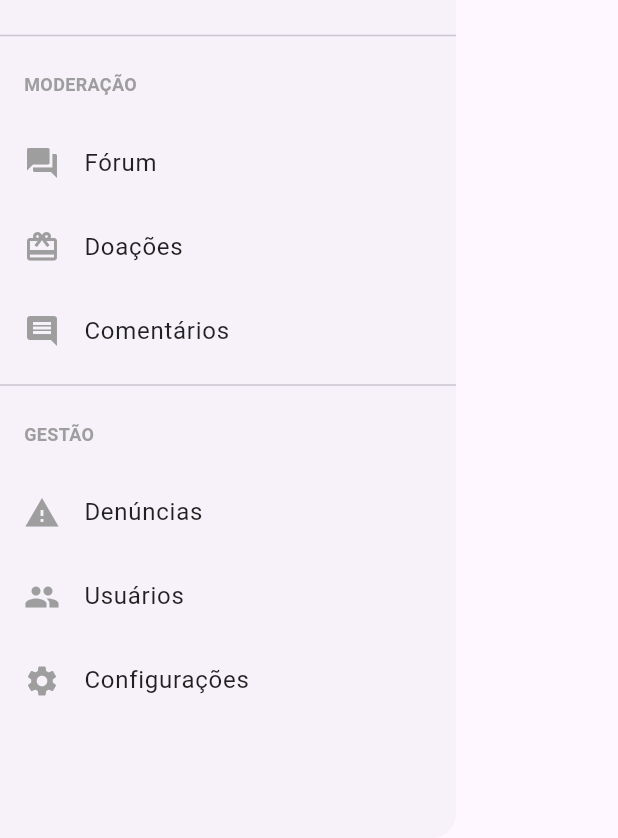
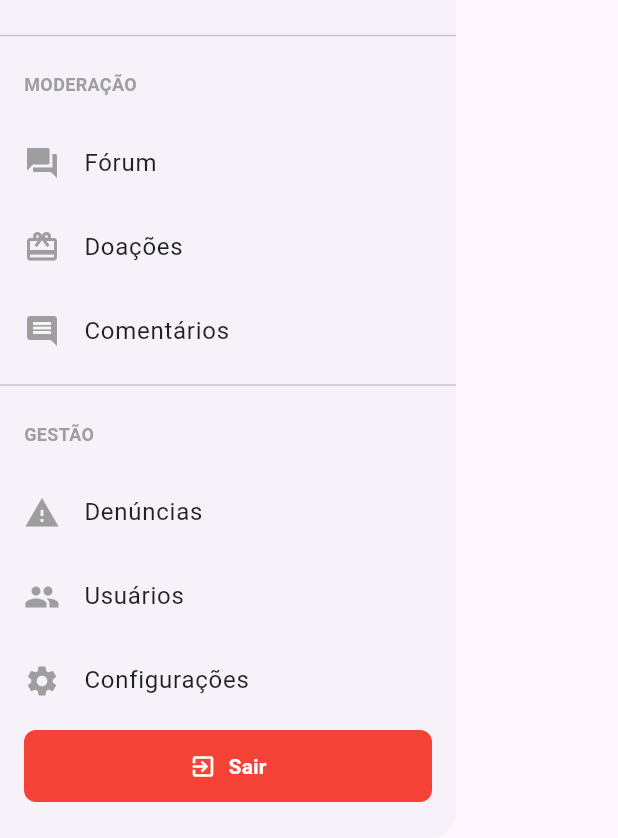
Before and after one commit to ryanmiura/empodera-admin, a Flutter app: the CustomDrawer widget shown alone on an empty page, opened directly, on a phone screen of 412 x 824 dp, the part 398-1236 px from its top. Run offline on Flutter 3.47's test engine with Material 3 defaults, Android fonts, the phone set to English and light mode, and no system bars; our stand-ins replace cloud_firestore, firebase_auth, firebase_core, flutter_dotenv, shared_preferences; accounts and stored records are empty.

Commit message:
feat: botao logout no drawer

```diff
--- a/lib/shared/widgets/custom_drawer.dart
+++ b/lib/shared/widgets/custom_drawer.dart
@@ -33,6 +33,10 @@ class CustomDrawer extends StatelessWidget {
   @override
   Widget build(BuildContext context) {
     return Drawer(
+      child: Column(
+        mainAxisAlignment: MainAxisAlignment.spaceBetween,
+        children: [
+          Expanded(
             child: ListView(
               padding: EdgeInsets.zero,
               children: [
@@ -137,6 +141,40 @@ class CustomDrawer extends StatelessWidget {
                 ),
               ],
             ),
+          ),
+          Padding(
+            padding: const EdgeInsets.only(bottom: 24.0, left: 16.0, right: 16.0, top: 8.0),
+            child: SizedBox(
+              width: double.infinity,
+              child: ElevatedButton.icon(
+                icon: const Icon(Icons.exit_to_app, color: Colors.white),
+                label: const Text(
+                  'Sair',
+                  style: TextStyle(
+                    color: Colors.white,
+                    fontWeight: FontWeight.bold,
+                  ),
+                ),
+                style: ElevatedButton.styleFrom(
+                  backgroundColor: Colors.red,
+                  padding: const EdgeInsets.symmetric(vertical: 14),
+                  shape: RoundedRectangleBorder(
+                    borderRadius: BorderRadius.circular(8),
+                  ),
+                  elevation: 0,
+                ),
+                onPressed: () async {
+                  await _authService.signOut();
+                  if (context.mounted) {
+                    Navigator.of(context).pop(); // Fecha o Drawer
+                    Navigator.of(context).pushReplacementNamed('/login');
+                  }
+                },
+              ),
+            ),
+          ),
+        ],
+      ),
     );
   }
 }
```
Also changed, not shown: pubspec.lock. Lines whose indentation alone changed are shown as unchanged.
